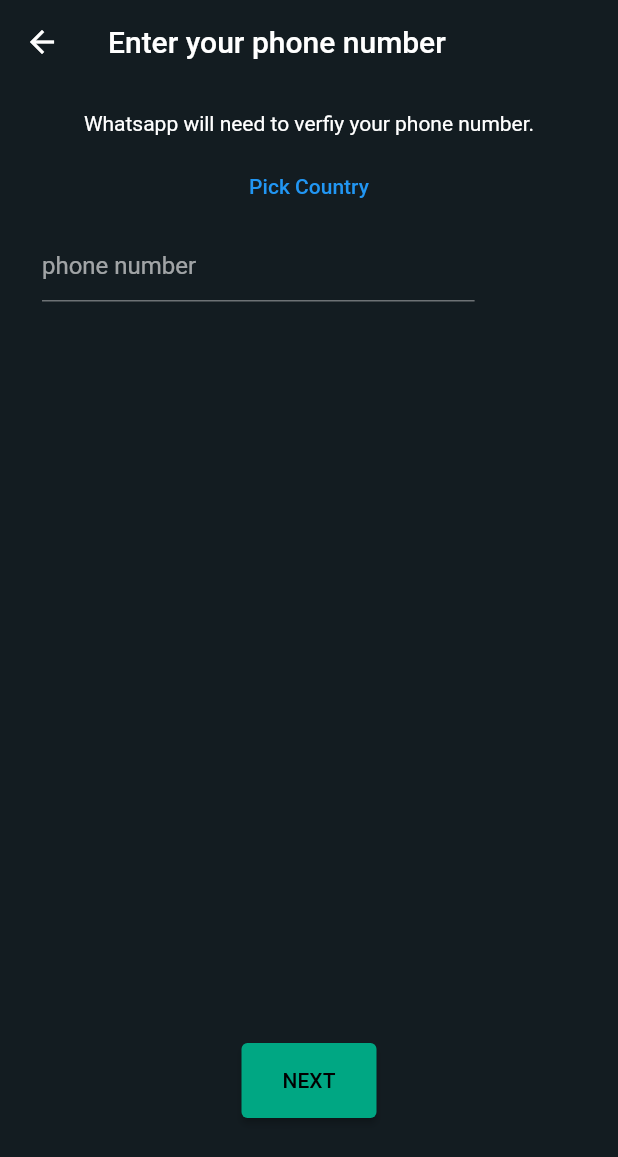
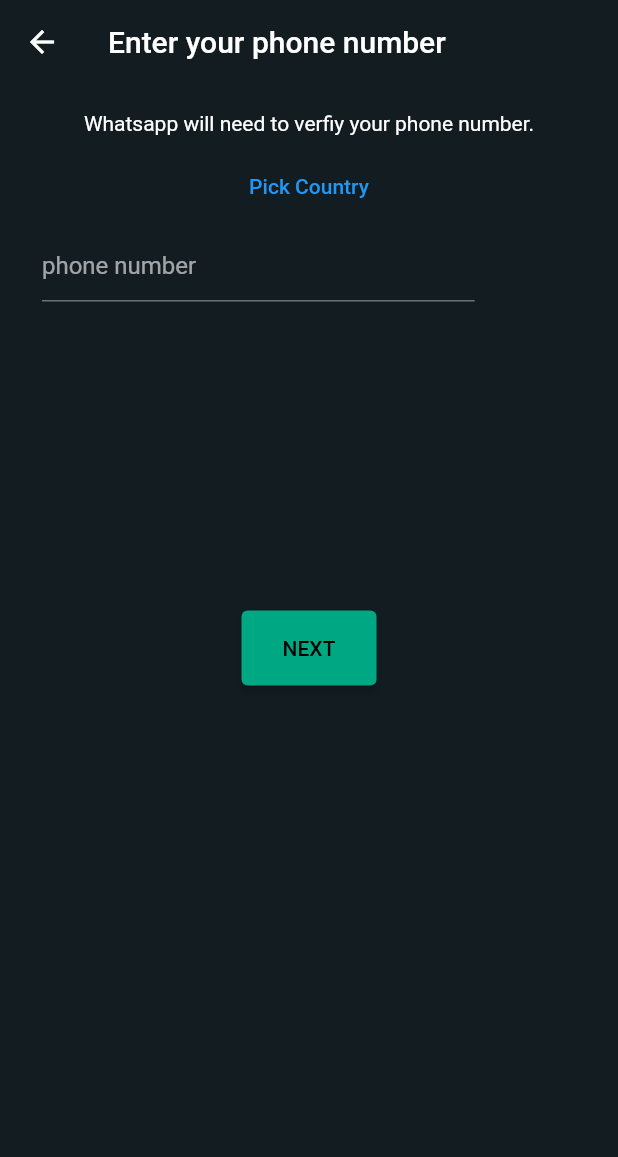
Before and after one commit to sj-15/whatsapp-clone, a Flutter app: the screen it shows after launch, after a tap on "AGREE & CONTINUE", on a phone screen of 412 x 824 dp. Shown: the top 1157 px of the screen. Run offline on Flutter 3.47's test engine with Material 2 defaults, Android fonts, the phone set to English and light mode, and no system bars; our stand-ins replace cloud_firestore, country_picker, firebase_auth, firebase_core, flutter_riverpod; accounts and stored records are empty.

Commit message:
otp screen

```diff
--- a/lib/features/auth/screens/login_screen.dart
+++ b/lib/features/auth/screens/login_screen.dart
@@ -42,6 +42,7 @@ class _LoginScreenState extends ConsumerState<LoginScreen> {
     }
   }
 
+  @override
   Widget build(BuildContext context) {
     final size = MediaQuery.of(context).size;
     return Scaffold(
@@ -77,7 +78,7 @@ class _LoginScreenState extends ConsumerState<LoginScreen> {
                 ),
               ],
             ),
-            SizedBox(height: size.height * 0.6),
+            SizedBox(height: size.height * 0.25),
             SizedBox(
               width: 90,
               child: CustomButton(
--- a/lib/features/landing/screens/landing_screen.dart
+++ b/lib/features/landing/screens/landing_screen.dart
@@ -40,14 +40,14 @@ class LandingScreens extends StatelessWidget {
             ),
             SizedBox(height: size.height / 9),
             const Padding(
-              padding: EdgeInsets.all(15.0),
+              padding: EdgeInsets.all(10.0),
               child: Text(
                 'Read our Privacy Policy. Tap "Agree and continue" to accept the Terms of Service.',
                 style: TextStyle(color: greyColor),
                 textAlign: TextAlign.center,
               ),
             ),
-            const SizedBox(height: 15),
+            const SizedBox(height: 8),
             SizedBox(
               width: size.width * 0.75,
               child: CustomButton(
--- a/lib/router.dart
+++ b/lib/router.dart
@@ -2,6 +2,7 @@ import 'package:flutter/cupertino.dart';
 import 'package:flutter/material.dart';
 import 'package:whatsapp_clone/common/widget/error.dart';
 import 'package:whatsapp_clone/features/auth/screens/login_screen.dart';
+import 'package:whatsapp_clone/features/auth/screens/user_informations_screen.dart';
 
 import 'features/auth/screens/otp_screend.dart';
 
@@ -15,8 +16,12 @@ Route<dynamic> generateRoute(RouteSettings settings) {
       final verificationId = settings.arguments as String;
       return MaterialPageRoute(
         builder: (context) => OTPScreen(
-          verficationID: verificationId,
+          verificationId: verificationId,
         ),
+      );
+    case UserInformationScreen.routeName:
+      return MaterialPageRoute(
+        builder: (context) => const UserInformationScreen(),
       );
     default:
       return MaterialPageRoute(
```
Also changed, not shown: lib/features/auth/controller/auth_controller.dart (+8 -0 lines), lib/features/auth/repository/auth_repository.dart (+22 -0 lines), lib/features/auth/screens/otp_screend.dart (+45 -10 lines), lib/features/auth/screens/user_informations_screen.dart (added, +11 -0 lines).
